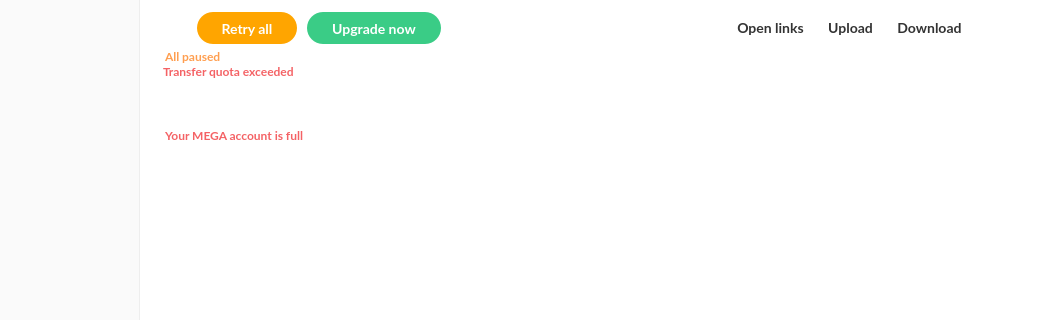
The window that src/MEGASync/transfers/gui/linux/TransferManager.ui (meganz/MEGAsync) describes before a commit, drawn with Qt 5; both pictures show x 116 to 1161 and y 0 to 320 of the 1161 by 720 pixel window.
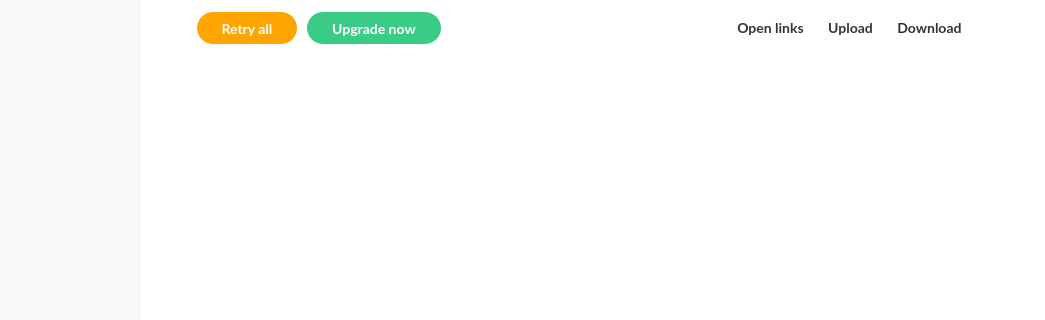
The same window after the commit. The open tabs and pages were chosen to show the change. Icons and pictures are not drawn. Custom widgets are drawn as their Qt base class.

Patch:
```diff
--- a/src/MEGASync/transfers/gui/linux/TransferManager.ui
+++ b/src/MEGASync/transfers/gui/linux/TransferManager.ui
@@ -2877,7 +2877,58 @@
              </item>
             </layout>
            </widget>
-          </widget>
+           <widget class="QWidget" name="pStalledIssuesHeaderInfo">
+            <layout class="QHBoxLayout" name="horizontalLayout_2">
+             <item>
+              <spacer name="horizontalSpacer_16">
+               <property name="orientation">
+                <enum>Qt::Horizontal</enum>
+               </property>
+               <property name="sizeHint" stdset="0">
+                <size>
+                 <width>40</width>
+                 <height>20</height>
+                </size>
+               </property>
+              </spacer>
+             </item>
+             <item>
+              <widget class="SomeIssuesOccurredMessage" name="stalledIssuesContainer" native="true">
+               <layout class="QHBoxLayout" name="horizontalLayout_5">
+                <property name="spacing">
+                 <number>0</number>
+                </property>
+                <property name="leftMargin">
+                 <number>6</number>
+                </property>
+                <property name="topMargin">
+                 <number>0</number>
+                </property>
+                <property name="rightMargin">
+                 <number>6</number>
+                </property>
+                <property name="bottomMargin">
+                 <number>0</number>
+                </property>
+               </layout>
+              </widget>
+             </item>
+             <item>
+              <spacer name="horizontalSpacer_17">
+               <property name="orientation">
+                <enum>Qt::Horizontal</enum>
+               </property>
+               <property name="sizeHint" stdset="0">
+                <size>
+                 <width>40</width>
+                 <height>20</height>
+                </size>
+               </property>
+              </spacer>
+             </item>
+            </layout>
+           </widget>
+		  </widget>
          </item>
         </layout>
        </widget>
```
